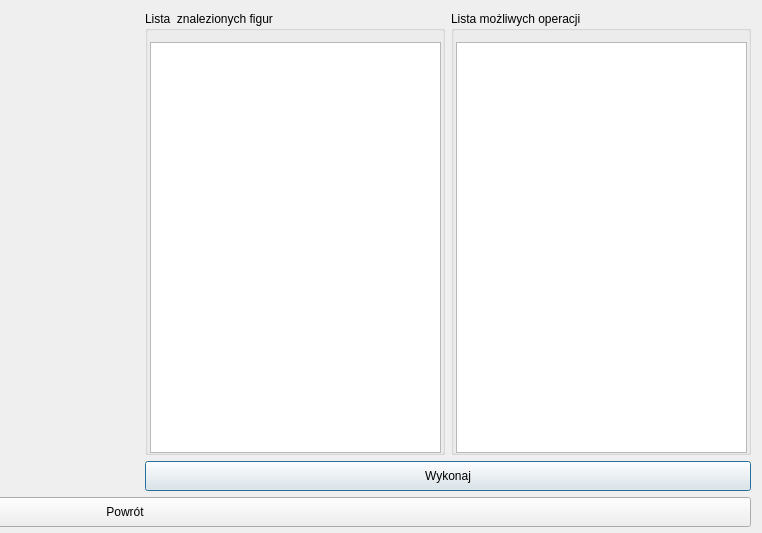
First picture: the form in OpenCV/autocontrol.ui, repository tpyrek/BScThesis, before the edit; both pictures show x 512 to 1274 and y 0 to 533 of the 1274 by 694 pixel window.
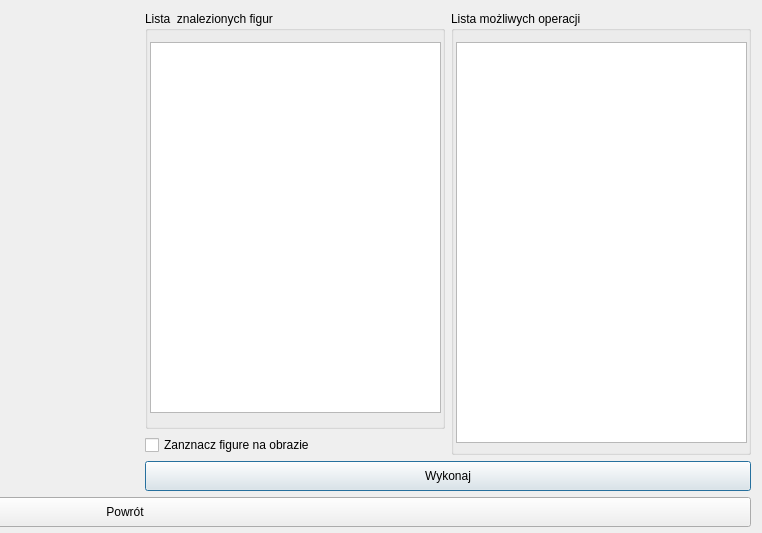
Second picture: the form after the edit.

```diff
--- a/OpenCV/autocontrol.ui
+++ b/OpenCV/autocontrol.ui
@@ -16,7 +16,7 @@
   <layout class="QGridLayout" name="gridLayout_2">
    <item row="0" column="0">
     <layout class="QGridLayout" name="gridLayout">
-     <item row="2" column="1" colspan="2">
+     <item row="3" column="1" colspan="2">
       <widget class="QPushButton" name="executeCommandPushButton">
        <property name="minimumSize">
         <size>
@@ -35,29 +35,6 @@
        </property>
       </widget>
      </item>
-     <item row="0" column="2" rowspan="2">
-      <widget class="QGroupBox" name="permittedOperationsGroupBox">
-       <property name="minimumSize">
-        <size>
-         <width>300</width>
-         <height>0</height>
-        </size>
-       </property>
-       <property name="title">
-        <string>Lista możliwych operacji</string>
-       </property>
-       <widget class="QListWidget" name="permittedOperationsListWidget">
-        <property name="geometry">
-         <rect>
-          <x>5</x>
-          <y>31</y>
-          <width>291</width>
-          <height>411</height>
-         </rect>
-        </property>
-       </widget>
-      </widget>
-     </item>
      <item row="0" column="1" rowspan="2">
       <widget class="QGroupBox" name="foundFiguresGroupBox">
        <property name="minimumSize">
@@ -75,7 +52,7 @@
           <x>5</x>
           <y>31</y>
           <width>291</width>
-          <height>411</height>
+          <height>371</height>
          </rect>
         </property>
         <property name="minimumSize">
@@ -87,7 +64,7 @@
        </widget>
       </widget>
      </item>
-     <item row="3" column="0" colspan="3">
+     <item row="4" column="0" colspan="3">
       <widget class="QPushButton" name="returnPushButton">
        <property name="minimumSize">
         <size>
@@ -106,7 +83,7 @@
        </property>
       </widget>
      </item>
-     <item row="0" column="0" rowspan="3">
+     <item row="0" column="0" rowspan="4">
       <widget class="QLabel" name="openCVLabel">
        <property name="minimumSize">
         <size>
@@ -119,6 +96,36 @@
        </property>
       </widget>
      </item>
+     <item row="2" column="1">
+      <widget class="QCheckBox" name="highlightFiguresCheckBox">
+       <property name="text">
+        <string>Zanznacz figure na obrazie</string>
+       </property>
+      </widget>
+     </item>
+     <item row="0" column="2" rowspan="3">
+      <widget class="QGroupBox" name="permittedOperationsGroupBox">
+       <property name="minimumSize">
+        <size>
+         <width>300</width>
+         <height>0</height>
+        </size>
+       </property>
+       <property name="title">
+        <string>Lista możliwych operacji</string>
+       </property>
+       <widget class="QListWidget" name="permittedOperationsListWidget">
+        <property name="geometry">
+         <rect>
+          <x>5</x>
+          <y>31</y>
+          <width>291</width>
+          <height>401</height>
+         </rect>
+        </property>
+       </widget>
+      </widget>
+     </item>
     </layout>
    </item>
    <item row="1" column="0">
```
